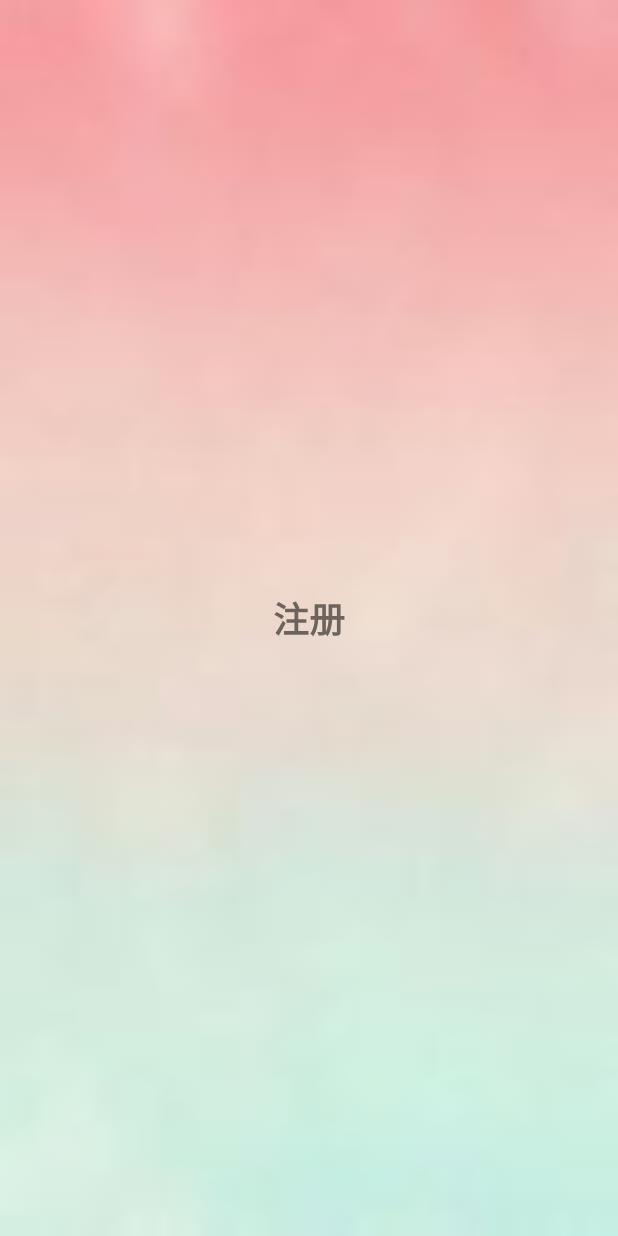
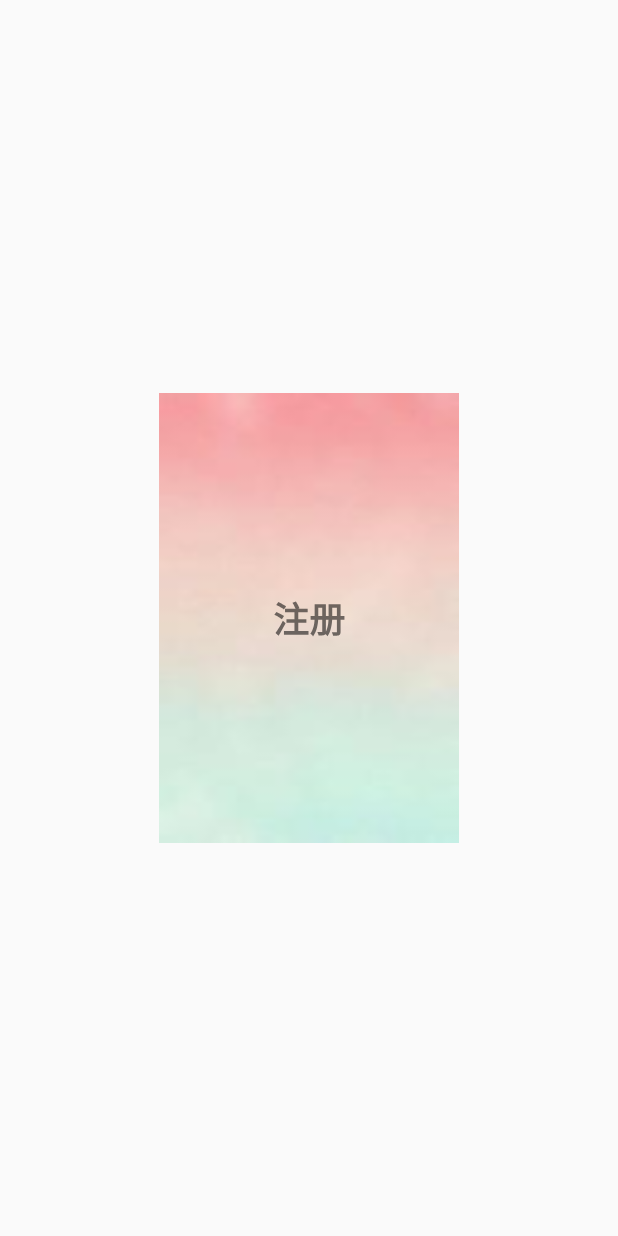
Before and after one commit to moodstrikerdd/Test_Android, an Android app: the LoginActivity screen opened directly, with no data from a screen before it, after a tap on "登陆", on a phone screen of 412 x 824 dp. Run offline under Robolectric (Android 15) with nearby library versions, the phone set to English and light mode, and no system bars; Roboto replaces fonts that are not available here.

Commit message:
同时缩放x轴

```diff
--- a/propertyanimation/src/main/java/com/moo/propertyanimation/LoginActivity.java
+++ b/propertyanimation/src/main/java/com/moo/propertyanimation/LoginActivity.java
@@ -48,6 +48,13 @@ public class LoginActivity extends AppCompatActivity {
                 float rotationY = (Float) animation.getAnimatedValue();
                 Log.d("rotationY", "---" + rotationY);
                 flMain.setRotationY(rotationY);
+                if (rotationY >= -90) {
+                    flMain.setScaleX((90 + rotationY) / 90);
+                } else {
+                    flMain.setScaleX((-rotationY - 270) / 90);
+                }
+
+                Log.d("scaleX", "---" + flMain.getScaleX());
             }
         };
         AnimatorListenerAdapter animatorListenerAdapterLogin = new AnimatorListenerAdapter() {
--- a/propertyanimation/src/main/res/layout/activity_login.xml
+++ b/propertyanimation/src/main/res/layout/activity_login.xml
@@ -1,8 +1,9 @@
 <?xml version="1.0" encoding="utf-8"?>
 <FrameLayout xmlns:android="http://schemas.android.com/apk/res/android"
     android:id="@+id/fl_login_main"
-    android:layout_width="match_parent"
-    android:layout_height="match_parent">
+    android:layout_width="200dp"
+    android:layout_gravity="center"
+    android:layout_height="300dp">
 
     <LinearLayout
         android:id="@+id/ll_login_login"
```
